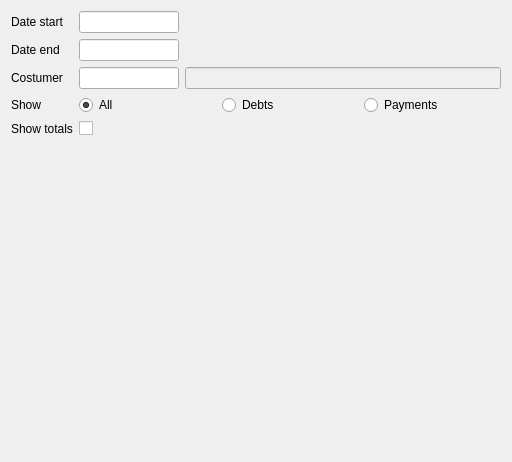
Above: Reports/cr5costumerdebtsfilter.ui from End1-1/Cafe5 before the change. Below: the same form after it.
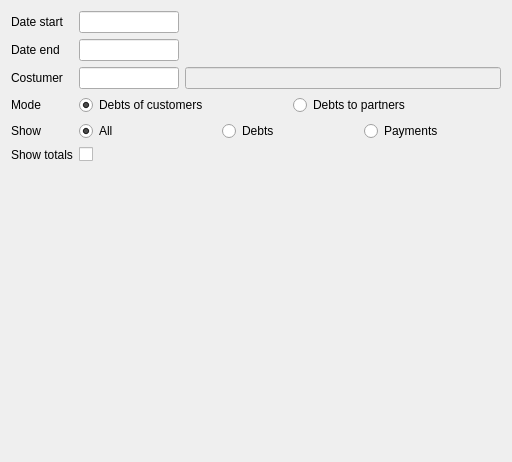
That is the form after the change. Custom widgets are drawn as their Qt base class.

```diff
--- a/Reports/cr5costumerdebtsfilter.ui
+++ b/Reports/cr5costumerdebtsfilter.ui
@@ -14,49 +14,8 @@
    <string>Form</string>
   </property>
   <layout class="QGridLayout" name="gridLayout">
-   <item row="3" column="1" colspan="2">
-    <layout class="QHBoxLayout" name="horizontalLayout">
-     <item>
-      <widget class="QRadioButton" name="rbAll">
-       <property name="text">
-        <string>All</string>
-       </property>
-       <property name="checked">
-        <bool>true</bool>
-       </property>
-      </widget>
-     </item>
-     <item>
-      <widget class="QRadioButton" name="rbDebts">
-       <property name="text">
-        <string>Debts</string>
-       </property>
-      </widget>
-     </item>
-     <item>
-      <widget class="QRadioButton" name="rbPaid">
-       <property name="text">
-        <string>Payments</string>
-       </property>
-      </widget>
-     </item>
-    </layout>
-   </item>
-   <item row="5" column="1">
-    <spacer name="verticalSpacer">
-     <property name="orientation">
-      <enum>Qt::Vertical</enum>
-     </property>
-     <property name="sizeHint" stdset="0">
-      <size>
-       <width>20</width>
-       <height>40</height>
-      </size>
-     </property>
-    </spacer>
-   </item>
-   <item row="0" column="1">
-    <widget class="C5DateEdit" name="deStart">
+   <item row="2" column="1">
+    <widget class="C5LineEditWithSelector" name="leCostumer">
      <property name="minimumSize">
       <size>
        <width>100</width>
@@ -70,28 +29,7 @@
       </size>
      </property>
      <property name="FilterName" stdset="0">
-      <string>date1</string>
-     </property>
-    </widget>
-   </item>
-   <item row="0" column="0">
-    <widget class="QLabel" name="label">
-     <property name="text">
-      <string>Date start</string>
-     </property>
-    </widget>
-   </item>
-   <item row="2" column="0">
-    <widget class="QLabel" name="label_3">
-     <property name="text">
-      <string>Costumer</string>
-     </property>
-    </widget>
-   </item>
-   <item row="1" column="0">
-    <widget class="QLabel" name="label_2">
-     <property name="text">
-      <string>Date end</string>
+      <string>doctype</string>
      </property>
     </widget>
    </item>
@@ -105,10 +43,36 @@
      </property>
     </widget>
    </item>
-   <item row="3" column="0">
-    <widget class="QLabel" name="label_4">
+   <item row="1" column="0">
+    <widget class="QLabel" name="label_2">
      <property name="text">
-      <string>Show</string>
+      <string>Date end</string>
+     </property>
+    </widget>
+   </item>
+   <item row="0" column="1">
+    <widget class="C5DateEdit" name="deStart">
+     <property name="minimumSize">
+      <size>
+       <width>100</width>
+       <height>0</height>
+      </size>
+     </property>
+     <property name="maximumSize">
+      <size>
+       <width>100</width>
+       <height>16777215</height>
+      </size>
+     </property>
+     <property name="FilterName" stdset="0">
+      <string>date1</string>
+     </property>
+    </widget>
+   </item>
+   <item row="0" column="0">
+    <widget class="QLabel" name="label">
+     <property name="text">
+      <string>Date start</string>
      </property>
     </widget>
    </item>
@@ -131,33 +95,27 @@
      </property>
     </widget>
    </item>
-   <item row="2" column="1">
-    <widget class="C5LineEditWithSelector" name="leCostumer">
-     <property name="minimumSize">
-      <size>
-       <width>100</width>
-       <height>0</height>
-      </size>
+   <item row="7" column="1">
+    <spacer name="verticalSpacer">
+     <property name="orientation">
+      <enum>Qt::Vertical</enum>
      </property>
-     <property name="maximumSize">
+     <property name="sizeHint" stdset="0">
       <size>
-       <width>100</width>
-       <height>16777215</height>
+       <width>20</width>
+       <height>40</height>
       </size>
      </property>
-     <property name="FilterName" stdset="0">
-      <string>doctype</string>
-     </property>
-    </widget>
+    </spacer>
    </item>
-   <item row="4" column="0">
+   <item row="6" column="0">
     <widget class="QLabel" name="label_5">
      <property name="text">
       <string>Show totals</string>
      </property>
     </widget>
    </item>
-   <item row="4" column="1">
+   <item row="6" column="1">
     <widget class="C5CheckBox" name="chShowTotal">
      <property name="text">
       <string/>
@@ -167,29 +125,157 @@
      </property>
     </widget>
    </item>
+   <item row="2" column="0">
+    <widget class="QLabel" name="label_3">
+     <property name="text">
+      <string>Costumer</string>
+     </property>
+    </widget>
+   </item>
+   <item row="5" column="1" colspan="2">
+    <widget class="QWidget" name="widget" native="true">
+     <property name="minimumSize">
+      <size>
+       <width>0</width>
+       <height>0</height>
+      </size>
+     </property>
+     <layout class="QHBoxLayout" name="horizontalLayout_3">
+      <property name="leftMargin">
+       <number>0</number>
+      </property>
+      <property name="topMargin">
+       <number>0</number>
+      </property>
+      <property name="rightMargin">
+       <number>0</number>
+      </property>
+      <property name="bottomMargin">
+       <number>0</number>
+      </property>
+      <item>
+       <widget class="QRadioButton" name="rbAll">
+        <property name="text">
+         <string>All</string>
+        </property>
+        <property name="checked">
+         <bool>true</bool>
+        </property>
+        <property name="FilterName" stdset="0">
+         <string>asdhow</string>
+        </property>
+       </widget>
+      </item>
+      <item>
+       <widget class="QRadioButton" name="rbDebts">
+        <property name="text">
+         <string>Debts</string>
+        </property>
+        <property name="FilterName" stdset="0">
+         <string>debts</string>
+        </property>
+       </widget>
+      </item>
+      <item>
+       <widget class="QRadioButton" name="rbPaid">
+        <property name="text">
+         <string>Payments</string>
+        </property>
+        <property name="FitlerName" stdset="0">
+         <string>pauymets</string>
+        </property>
+       </widget>
+      </item>
+     </layout>
+    </widget>
+   </item>
+   <item row="5" column="0">
+    <widget class="QLabel" name="label_4">
+     <property name="text">
+      <string>Show</string>
+     </property>
+    </widget>
+   </item>
+   <item row="4" column="1" colspan="2">
+    <widget class="QWidget" name="widget_2" native="true">
+     <property name="minimumSize">
+      <size>
+       <width>0</width>
+       <height>0</height>
+      </size>
+     </property>
+     <layout class="QHBoxLayout" name="horizontalLayout">
+      <property name="leftMargin">
+       <number>0</number>
+      </property>
+      <property name="topMargin">
+       <number>0</number>
+      </property>
+      <property name="rightMargin">
+       <number>0</number>
+      </property>
+      <property name="bottomMargin">
+       <number>0</number>
+      </property>
+      <item>
+       <widget class="QRadioButton" name="rbDebtsofCustomer">
+        <property name="text">
+         <string>Debts of customers</string>
+        </property>
+        <property name="checked">
+         <bool>true</bool>
+        </property>
+        <property name="FilterName" stdset="0">
+         <string>debtstopartner</string>
+        </property>
+       </widget>
+      </item>
+      <item>
+       <widget class="QRadioButton" name="rbDebtsToPartner">
+        <property name="text">
+         <string>Debts to partners</string>
+        </property>
+        <property name="checked">
+         <bool>false</bool>
+        </property>
+        <property name="FilterName" stdset="0">
+         <string>debtsofcustomers</string>
+        </property>
+       </widget>
+      </item>
+     </layout>
+    </widget>
+   </item>
+   <item row="4" column="0">
+    <widget class="QLabel" name="label_6">
+     <property name="text">
+      <string>Mode</string>
+     </property>
+    </widget>
+   </item>
   </layout>
  </widget>
  <customwidgets>
+  <customwidget>
+   <class>C5LineEdit</class>
+   <extends>QLineEdit</extends>
+   <header location="global">c5lineedit.h</header>
+  </customwidget>
   <customwidget>
    <class>C5LineEditWithSelector</class>
    <extends>QLineEdit</extends>
    <header location="global">c5lineeditwithselector.h</header>
   </customwidget>
+  <customwidget>
+   <class>C5DateEdit</class>
+   <extends>QLineEdit</extends>
+   <header location="global">c5dateedit.h</header>
+  </customwidget>
   <customwidget>
    <class>C5CheckBox</class>
    <extends>QCheckBox</extends>
    <header location="global">c5checkbox.h</header>
   </customwidget>
-  <customwidget>
-   <class>C5LineEdit</class>
-   <extends>QLineEdit</extends>
-   <header location="global">c5lineedit.h</header>
-  </customwidget>
-  <customwidget>
-   <class>C5DateEdit</class>
-   <extends>QLineEdit</extends>
-   <header location="global">c5dateedit.h</header>
-  </customwidget>
  </customwidgets>
  <tabstops>
   <tabstop>deStart</tabstop>
```
Left out of the diff: 3 changed lines with no effect on the pictures.
